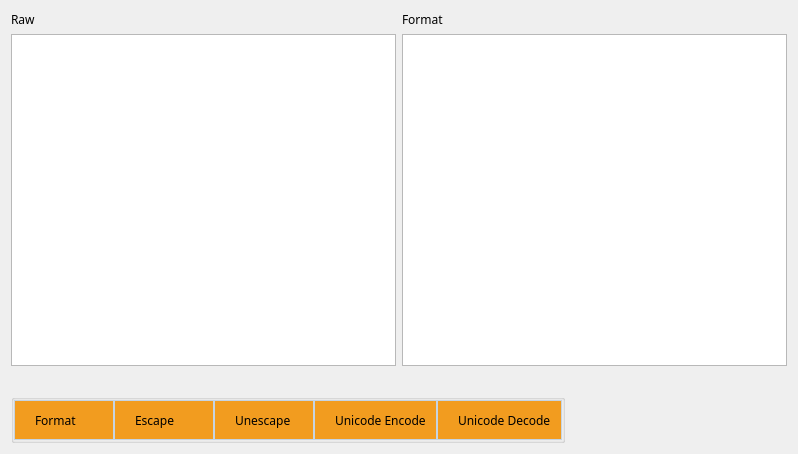
First picture: the form in ui/format_window.ui, repository liyansong2018/ReverseWidget, before the edit.
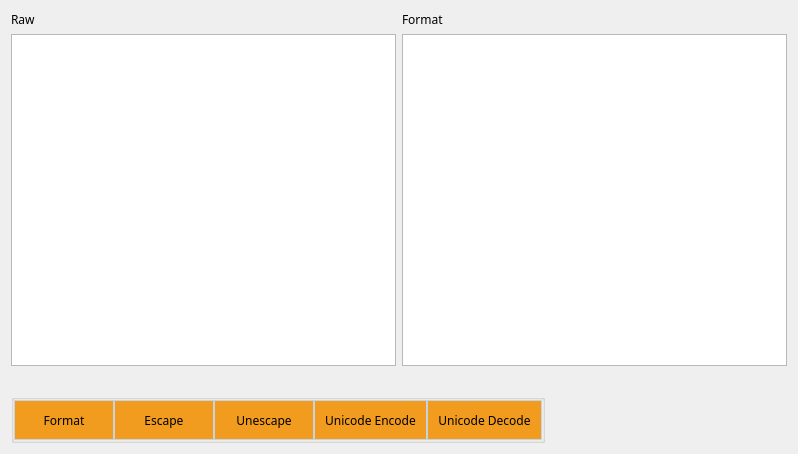
Second picture: the form after the edit. Icons and pictures are not drawn.

Commit message: Center the word in the button of format module

```diff
--- a/ui/format_window.ui
+++ b/ui/format_window.ui
@@ -32,12 +32,12 @@
       <widget class="QGroupBox" name="groupBox">
        <property name="styleSheet">
         <string notr="true">QPushButton{
-	text-align:left;
+	text-align:center;
     text-decoration:none;
     background:#f29c1f;
     /* color:#000000; */
 
-    padding: 5px 10px 5px 20px;
+    padding: 5px 10px 5px 10px;
     font-weight:light;
     border-radius:0px;
 	border:1px solid #c6d4e2;
```
The commit also changes 1 other file.
